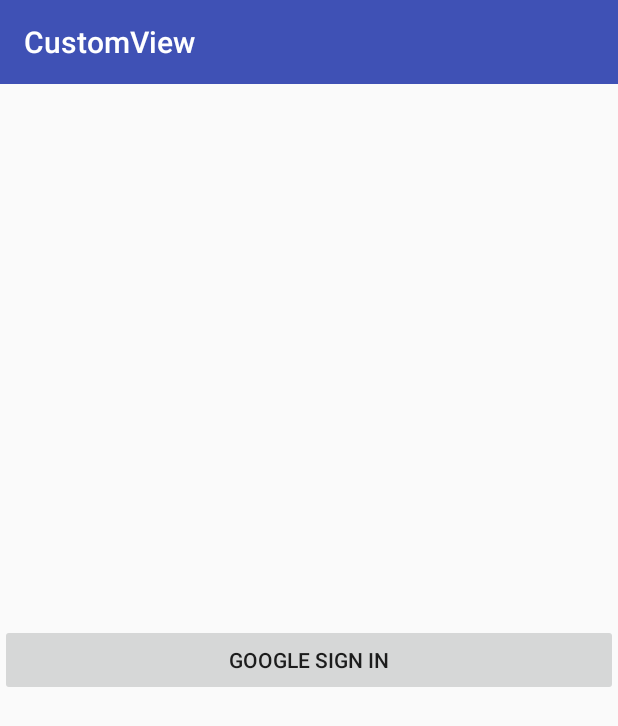
After one commit to willpyshan13/CustomView, an Android app: the GoogleSigninActivity screen opened directly, with no data from a screen before it, on a phone screen of 412 x 824 dp. The commit adds this screen. Shown: the top 726 px of the screen. Run offline under Robolectric (Android 15) with nearby library versions, the phone set to English and light mode, and no system bars.

Commit message:
1、添加谷歌登陆授权

```diff
--- a/app/build.gradle
+++ b/app/build.gradle
@@ -26,6 +26,7 @@ dependencies {
     })
     compile project(':baselibrary')
 
+    implementation 'com.google.android.gms:play-services-auth:15.0.0'
     implementation 'androidx.constraintlayout:constraintlayout:1.1.3'
     testCompile 'junit:junit:4.12'
 }
--- a/app/src/main/AndroidManifest.xml
+++ b/app/src/main/AndroidManifest.xml
@@ -3,6 +3,7 @@
           package="will.customview">
 
     <uses-permission android:name="android.permission.NFC"/>
+    <uses-permission android:name="android.permission.INTERNET"/>
 
     <application
         android:allowBackup="true"
@@ -26,6 +27,7 @@
         <activity android:name=".MainActivity"/>
         <activity android:name=".ShapeActivity"/>
         <activity android:name=".RecycleActivity"/>
+        <activity android:name=".GoogleSigninActivity"/>
         <activity
             android:name=".AninmalActivity"
             android:screenOrientation="landscape"/>
--- a/app/src/main/java/will/customview/DemoActivity.java
+++ b/app/src/main/java/will/customview/DemoActivity.java
@@ -22,6 +22,7 @@ public class DemoActivity extends Activity implements View.OnClickListener{
         findViewById(R.id.button5).setOnClickListener(this);
         findViewById(R.id.button6).setOnClickListener(this);
         findViewById(R.id.button7).setOnClickListener(this);
+        findViewById(R.id.button8).setOnClickListener(this);
     }
 
     @Override
@@ -48,6 +49,9 @@ public class DemoActivity extends Activity implements View.OnClickListener{
             case R.id.button7:
                 startActivity(new Intent(DemoActivity.this,TranslateActivity.class));
                 break;
+            case R.id.button8:
+                startActivity(new Intent(DemoActivity.this,GoogleSigninActivity.class));
+                break;
         }
     }
 }
--- /dev/null
+++ b/app/src/main/java/will/customview/GoogleSigninActivity.java
@@ -0,0 +1,73 @@
+package will.customview;
+
+import android.app.ActionBar;
+import android.content.Intent;
+import android.os.Bundle;
+import android.util.Log;
+import android.view.View;
+
+import com.google.android.gms.auth.api.signin.GoogleSignIn;
+import com.google.android.gms.auth.api.signin.GoogleSignInAccount;
+import com.google.android.gms.auth.api.signin.GoogleSignInClient;
+import com.google.android.gms.auth.api.signin.GoogleSignInOptions;
+import com.google.android.gms.common.api.ApiException;
+import com.google.android.gms.tasks.Task;
+
+import androidx.appcompat.app.AppCompatActivity;
+
+public class GoogleSigninActivity extends AppCompatActivity {
+
+    GoogleSignInClient mGoogleSignInClient;
+    private  int RC_SIGN_IN = 100;
+    @Override
+    protected void onCreate(Bundle savedInstanceState) {
+        super.onCreate(savedInstanceState);
+        setContentView(R.layout.activity_google);
+
+        GoogleSignInOptions gso = new GoogleSignInOptions.Builder(GoogleSignInOptions.DEFAULT_SIGN_IN)
+                .requestEmail()
+                .requestIdToken(getString(R.string.string_client_id))
+                .build();
+
+        mGoogleSignInClient = GoogleSignIn.getClient(this, gso);
+
+        findViewById(R.id.google_sign_in).setOnClickListener(new View.OnClickListener() {
+            @Override
+            public void onClick(View v) {
+                signIn();
+            }
+        });
+    }
+
+    private void signIn() {
+        Intent signInIntent = mGoogleSignInClient.getSignInIntent();
+        startActivityForResult(signInIntent, RC_SIGN_IN);
+    }
+
+    @Override
+    public void onActivityResult(int requestCode, int resultCode, Intent data) {
+        super.onActivityResult(requestCode, resultCode, data);
+
+        // Result returned from launching the Intent from GoogleSignInClient.getSignInIntent(...);
+        if (requestCode == RC_SIGN_IN) {
+            // The Task returned from this call is always completed, no need to attach
+            // a listener.
+            Task<GoogleSignInAccount> task = GoogleSignIn.getSignedInAccountFromIntent(data);
+            handleSignInResult(task);
+        }
+    }
+
+    private void handleSignInResult(Task<GoogleSignInAccount> completedTask) {
+        try {
+            GoogleSignInAccount account = completedTask.getResult(ApiException.class);
+            Log.d("hello","name="+account.getDisplayName());
+            // Signed in successfully, show authenticated UI.
+//            updateUI(account);
+        } catch (ApiException e) {
+            // The ApiException status code indicates the detailed failure reason.
+            // Please refer to the GoogleSignInStatusCodes class reference for more information.
+            Log.w("", "signInResult:failed code=" + e.getStatusCode());
+//            updateUI(null);
+        }
+    }
+}
--- a/app/src/main/res/layout/activity_demo.xml
+++ b/app/src/main/res/layout/activity_demo.xml
@@ -41,4 +41,10 @@
         android:layout_width="match_parent"
         android:layout_height="wrap_content"
         android:text="translate" />
+
+    <Button
+        android:id="@+id/button8"
+        android:layout_width="match_parent"
+        android:layout_height="wrap_content"
+        android:text="google" />
 </LinearLayout>
--- /dev/null
+++ b/app/src/main/res/layout/activity_google.xml
@@ -0,0 +1,20 @@
+<?xml version="1.0" encoding="utf-8"?>
+<androidx.constraintlayout.widget.ConstraintLayout
+    xmlns:android="http://schemas.android.com/apk/res/android"
+    xmlns:app="http://schemas.android.com/apk/res-auto"
+    xmlns:tools="http://schemas.android.com/tools"
+    android:id="@+id/translate_layout"
+    android:layout_width="match_parent"
+    android:layout_height="match_parent"
+    tools:context=".TranslateActivity">
+
+    <Button
+        android:id="@+id/google_sign_in"
+        android:layout_width="match_parent"
+        android:layout_height="wrap_content"
+        android:text="google sign in"
+        app:layout_constraintBottom_toBottomOf="parent"
+        app:layout_constraintLeft_toLeftOf="parent"
+        app:layout_constraintRight_toRightOf="parent"
+        app:layout_constraintTop_toTopOf="parent"/>
+</androidx.constraintlayout.widget.ConstraintLayout>
--- a/app/src/main/res/layout/activity_recycle_item.xml
+++ b/app/src/main/res/layout/activity_recycle_item.xml
@@ -6,8 +6,4 @@
     android:layout_height="match_parent"
     tools:context="will.customview.RecycleActivity">
 
-    <TextView
-        android:text="hello"
-        android:layout_width="wrap_content"
-        android:layout_height="wrap_content" />
 </android.support.constraint.ConstraintLayout>
--- a/app/src/main/res/values/strings.xml
+++ b/app/src/main/res/values/strings.xml
@@ -1,3 +1,6 @@
 <resources>
     <string name="app_name">CustomView</string>
+
+    <string name="string_client_id">586130543915-rkorqupa08u460l9ojupifviqc9jvp1g.apps.googleusercontent.com</string>
+    <string name="sercet_id">AYBSIYgIIaKfDO9Pc_CLJyId</string>
 </resources>
```
